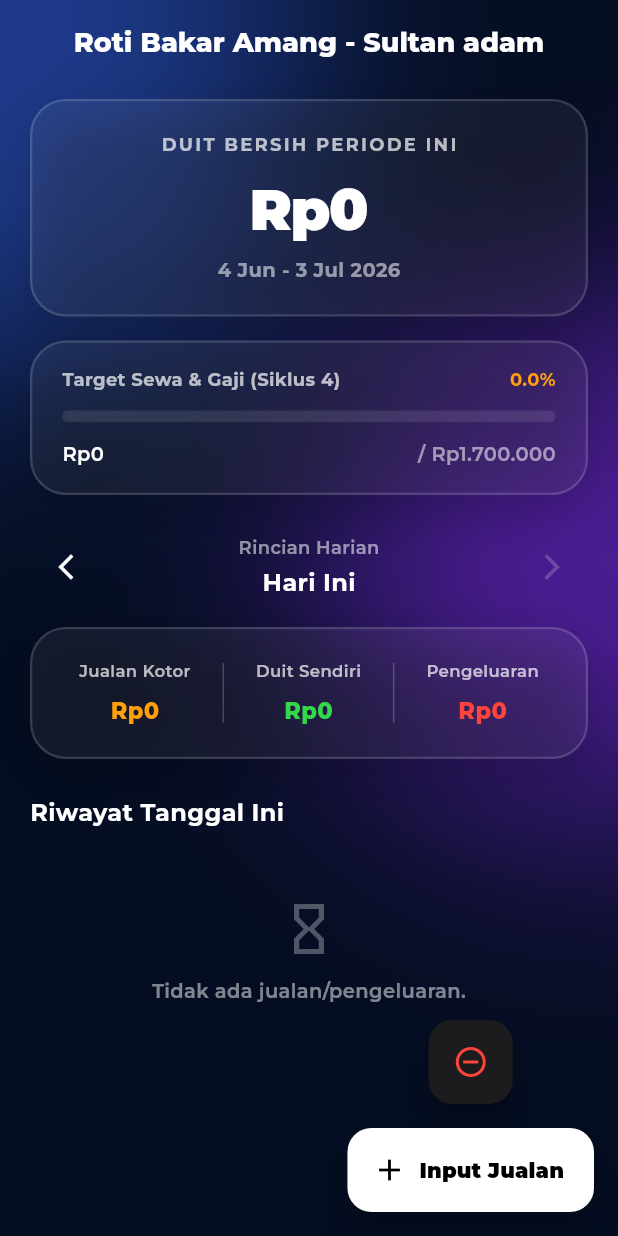
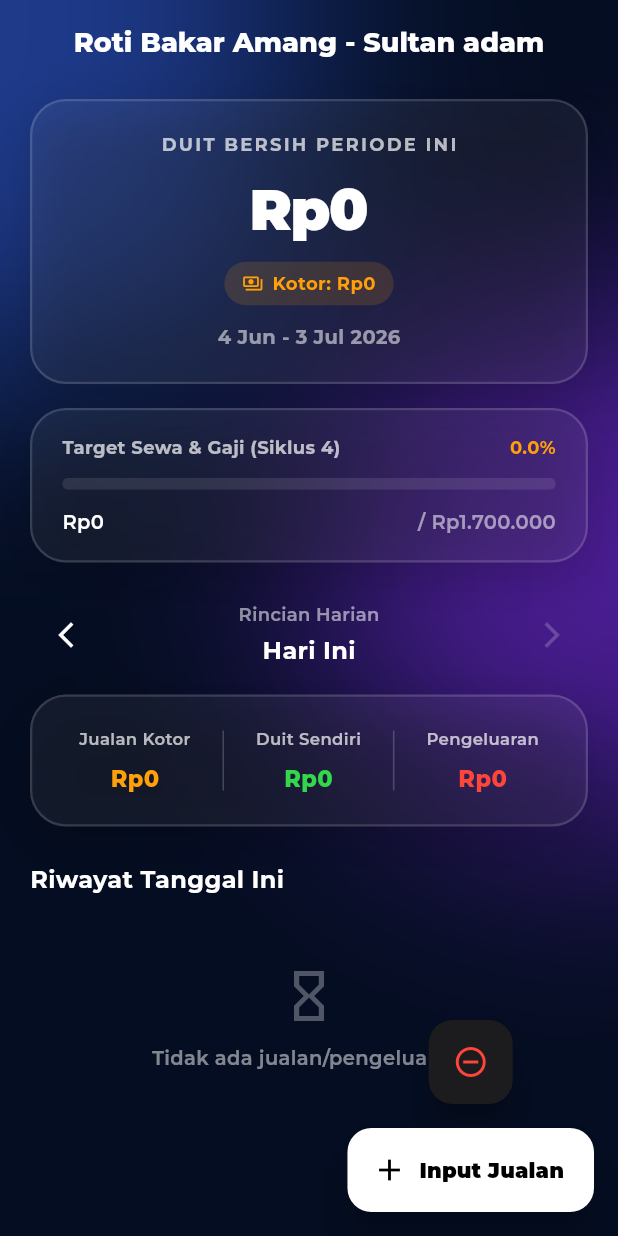
Before and after one commit to muhbisrii/roti-amang-app, a Flutter app: the screen it shows after launch, on a phone screen of 412 x 824 dp. Run offline on Flutter 3.47's test engine with Material 3 defaults, Android fonts, the phone set to English and light mode, and no system bars; our stand-ins replace cloud_firestore, firebase_core, google_fonts; accounts and stored records are empty.

Commit message:
Update aplikasi duit kotor

```diff
--- a/lib/home_screen.dart
+++ b/lib/home_screen.dart
@@ -714,6 +714,7 @@ class _HomeScreenState extends State<HomeScreen> {
                 });
 
                 int monthlyNet = 0;
+                int monthlyGross = 0; // TAMBAHAN: Variabel Uang Kotor Sebulan
                 int dailyGross = 0;
                 int dailyNet = 0;
                 int dailyExpense = 0;
@@ -728,6 +729,7 @@ class _HomeScreenState extends State<HomeScreen> {
                     monthlyNet -= (data['amount'] as num).toInt();
                   } else {
                     monthlyNet += (data['net'] as num).toInt();
+                    monthlyGross += (data['gross'] as num).toInt(); // TAMBAHAN: Menghitung uang kotor periode ini
 
                     int savedRent = data.containsKey('rent') ? (data['rent'] as num).toInt() : defaultRentFee;
                     int savedSalary = data.containsKey('salary') ? (data['salary'] as num).toInt() : defaultSalaryFee;
@@ -765,13 +767,35 @@ class _HomeScreenState extends State<HomeScreen> {
                               letterSpacing: -1
                             )
                           ),
-                          const SizedBox(height: 4),
+                          const SizedBox(height: 8),
+                          // --- TAMBAHAN: Chip Uang Kotor Bulanan ---
+                          Container(
+                            padding: const EdgeInsets.symmetric(horizontal: 12, vertical: 6),
+                            decoration: BoxDecoration(
+                              color: const Color(0xFFFF9F0A).withOpacity(0.15),
+                              borderRadius: BorderRadius.circular(20),
+                            ),
+                            child: Row(
+                              mainAxisSize: MainAxisSize.min,
+                              children: [
+                                const Icon(Icons.payments_outlined, color: Color(0xFFFF9F0A), size: 14),
+                                const SizedBox(width: 6),
+                                Text(
+                                  "Kotor: ${formatCurrency.format(monthlyGross)}",
+                                  style: const TextStyle(color: Color(0xFFFF9F0A), fontSize: 12, fontWeight: FontWeight.bold),
+                                ),
+                              ],
+                            ),
+                          ),
+                          // --- SELESAI TAMBAHAN ---
+                          const SizedBox(height: 12),
                           Text(periodText, style: const TextStyle(color: Colors.white54, fontSize: 13, fontWeight: FontWeight.bold)),
                         ],
                       ),
                     ),
                     const SizedBox(height: 16),
 
+                    // --- KARTU TARGET BULANAN ---
                     _buildGlassCard(
                       padding: const EdgeInsets.symmetric(vertical: 16, horizontal: 20),
                       child: Column(
```
